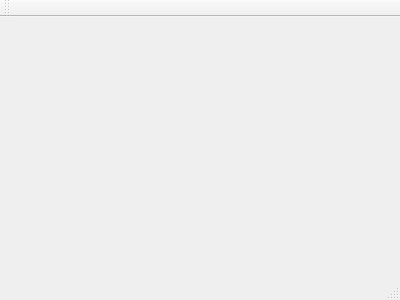
The window that mainwindow.ui (AnnaProkopas/UGraf) describes before a commit, drawn with Qt 5.
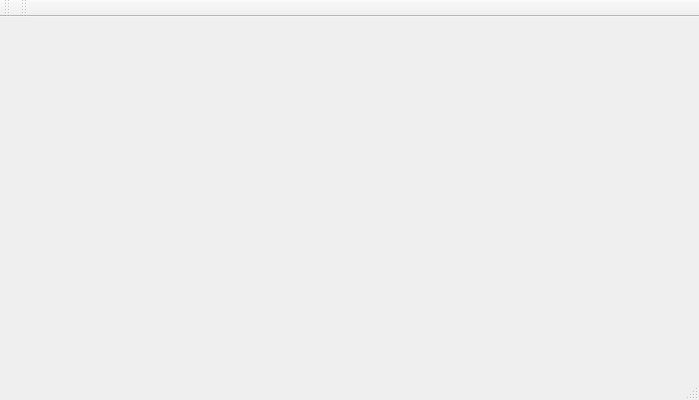
The same window after the commit.

```diff
--- a/mainwindow.ui
+++ b/mainwindow.ui
@@ -1,24 +1,96 @@
 <ui version="4.0">
  <class>MainWindow</class>
- <widget class="QMainWindow" name="MainWindow" >
-  <property name="geometry" >
+ <widget class="QMainWindow" name="MainWindow">
+  <property name="enabled">
+   <bool>true</bool>
+  </property>
+  <property name="geometry">
    <rect>
     <x>0</x>
     <y>0</y>
-    <width>400</width>
-    <height>300</height>
+    <width>699</width>
+    <height>400</height>
    </rect>
   </property>
-  <property name="windowTitle" >
-   <string>MainWindow</string>
+  <property name="sizePolicy">
+   <sizepolicy hsizetype="Maximum" vsizetype="Maximum">
+    <horstretch>50</horstretch>
+    <verstretch>50</verstretch>
+   </sizepolicy>
   </property>
-  <widget class="QMenuBar" name="menuBar" />
-  <widget class="QToolBar" name="mainToolBar" />
-  <widget class="QWidget" name="centralWidget" />
-  <widget class="QStatusBar" name="statusBar" />
+  <property name="minimumSize">
+   <size>
+    <width>699</width>
+    <height>400</height>
+   </size>
+  </property>
+  <property name="sizeIncrement">
+   <size>
+    <width>400</width>
+    <height>400</height>
+   </size>
+  </property>
+  <property name="baseSize">
+   <size>
+    <width>500</width>
+    <height>500</height>
+   </size>
+  </property>
+  <property name="windowTitle">
+   <string>UFildDraw</string>
+  </property>
+  <widget class="QWidget" name="centralWidget">
+   <property name="sizePolicy">
+    <sizepolicy hsizetype="MinimumExpanding" vsizetype="MinimumExpanding">
+     <horstretch>2</horstretch>
+     <verstretch>2</verstretch>
+    </sizepolicy>
+   </property>
+   <property name="minimumSize">
+    <size>
+     <width>400</width>
+     <height>400</height>
+    </size>
+   </property>
+   <property name="mouseTracking">
+    <bool>true</bool>
+   </property>
+   <property name="autoFillBackground">
+    <bool>true</bool>
+   </property>
+  </widget>
+  <widget class="QMenuBar" name="menuBar">
+   <property name="geometry">
+    <rect>
+     <x>0</x>
+     <y>0</y>
+     <width>699</width>
+     <height>25</height>
+    </rect>
+   </property>
+  </widget>
+  <widget class="QToolBar" name="mainToolBar">
+   <attribute name="toolBarArea">
+    <enum>TopToolBarArea</enum>
+   </attribute>
+   <attribute name="toolBarBreak">
+    <bool>false</bool>
+   </attribute>
+  </widget>
+  <widget class="QStatusBar" name="statusBar"/>
+  <widget class="QToolBar" name="toolBar">
+   <property name="windowTitle">
+    <string>toolBar</string>
+   </property>
+   <attribute name="toolBarArea">
+    <enum>TopToolBarArea</enum>
+   </attribute>
+   <attribute name="toolBarBreak">
+    <bool>false</bool>
+   </attribute>
+  </widget>
  </widget>
- <layoutDefault spacing="6" margin="11" />
- <pixmapfunction></pixmapfunction>
+ <layoutdefault spacing="6" margin="11"/>
  <resources/>
  <connections/>
 </ui>
```
Left out of the diff: 1 changed line with no effect on the pictures.
